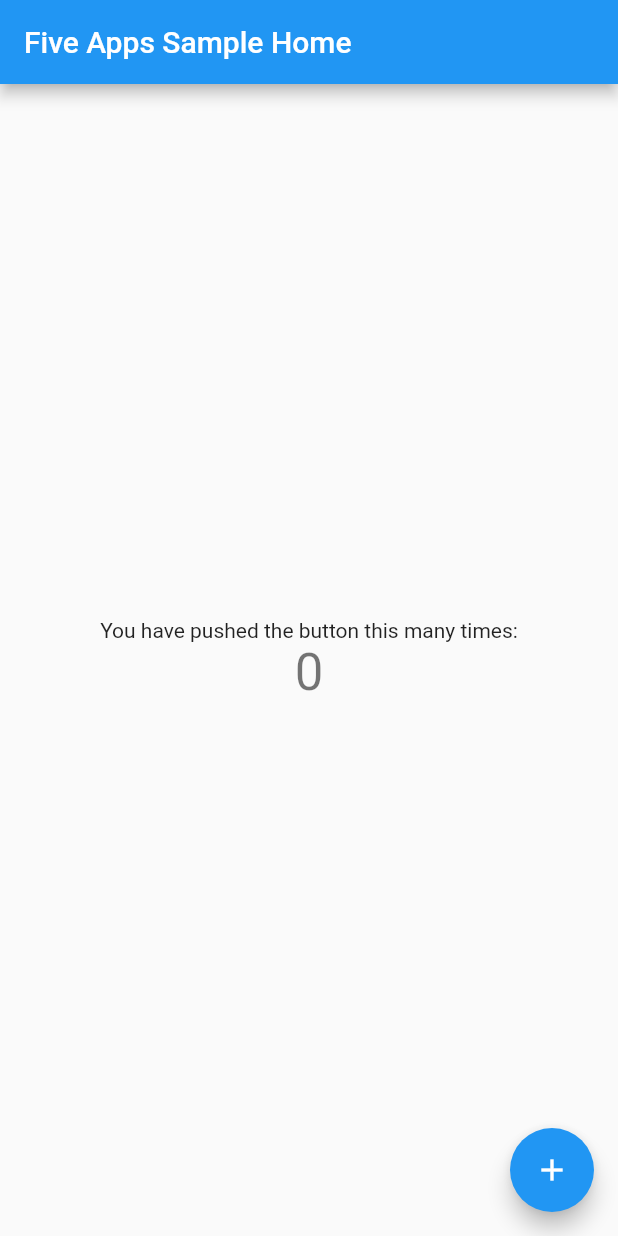
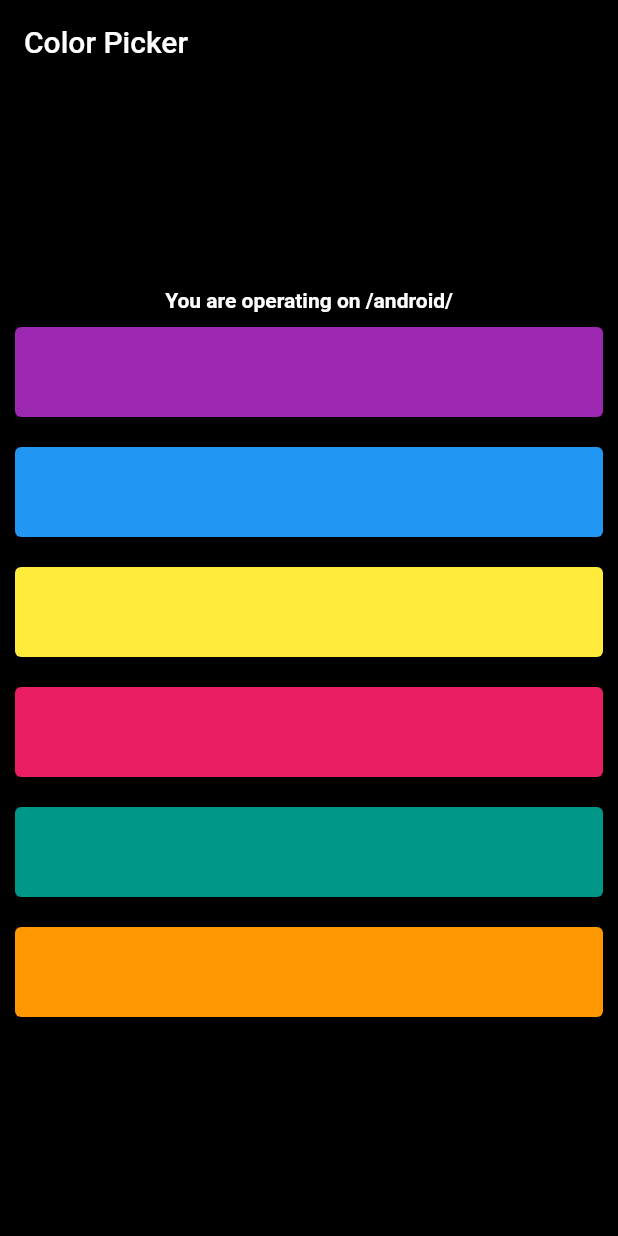
Before and after one commit to FrancaTM/flutter_five_apps_sample, a Flutter app: the screen it shows after launch, on a phone screen of 412 x 824 dp. Run offline on Flutter 3.47's test engine with Material 2 defaults, Android fonts, the light colour scheme and no system bars; our stand-ins replace shared_preferences.

Commit message:
replicate app's base code (sharedPreferences)

```diff
--- a/lib/main.dart
+++ b/lib/main.dart
@@ -1,28 +1,19 @@
 import 'package:flutter/material.dart';
+import 'package:shared_preferences/shared_preferences.dart';
 
 void main() {
   runApp(MyApp());
 }
 
 class MyApp extends StatelessWidget {
-  // This widget is the root of your application.
   @override
   Widget build(BuildContext context) {
     return MaterialApp(
       title: 'Five Apps Sample',
       theme: ThemeData(
-        // This is the theme of your application.
-        //
-        // Try running your application with "flutter run". You'll see the
-        // application has a blue toolbar. Then, without quitting the app, try
-        // changing the primarySwatch below to Colors.green and then invoke
-        // "hot reload" (press "r" in the console where you ran "flutter run",
-        // or simply save your changes to "hot reload" in a Flutter IDE).
-        // Notice that the counter didn't reset back to zero; the application
-        // is not restarted.
         primarySwatch: Colors.blue,
       ),
-      home: MyHomePage(title: 'Five Apps Sample Home'),
+      home: MyHomePage(title: 'Color Picker'),
     );
   }
 }
@@ -46,68 +37,81 @@ class MyHomePage extends StatefulWidget {
 }
 
 class _MyHomePageState extends State<MyHomePage> {
-  int _counter = 0;
+  // int _counter = 0;
+  final Map<String, Color> colors = {
+    'purple': Colors.purple,
+    'blue': Colors.blue,
+    'yellow': Colors.yellow,
+    'pink': Colors.pink,
+    'teal': Colors.teal,
+    'orange': Colors.orange
+  };
 
-  void _incrementCounter() {
+  Color? selectedColor;
+
+  @override
+  void initState() {
+    super.initState();
+    _getStoredColor();
+  }
+
+  void _getStoredColor() async {
+    SharedPreferences prefs = await SharedPreferences.getInstance();
+    String? colorName = prefs.getString('color');
+
     setState(() {
-      // This call to setState tells the Flutter framework that something has
-      // changed in this State, which causes it to rerun the build method below
-      // so that the display can reflect the updated values. If we changed
-      // _counter without calling setState(), then the build method would not be
-      // called again, and so nothing would appear to happen.
-      _counter++;
+      selectedColor = colors[colorName];
+    });
+  }
+
+  void _setColor(String colorName, Color color) async {
+    SharedPreferences prefs = await SharedPreferences.getInstance();
+    await prefs.setString('color', colorName);
+
+    setState(() {
+      selectedColor = color;
     });
   }
 
   @override
   Widget build(BuildContext context) {
-    // This method is rerun every time setState is called, for instance as done
-    // by the _incrementCounter method above.
-    //
-    // The Flutter framework has been optimized to make rerunning build methods
-    // fast, so that you can just rebuild anything that needs updating rather
-    // than having to individually change instances of widgets.
     return Scaffold(
       appBar: AppBar(
         // Here we take the value from the MyHomePage object that was created by
         // the App.build method, and use it to set our appbar title.
         title: Text(widget.title),
+        backgroundColor: selectedColor ?? Colors.black,
       ),
       body: Center(
-        // Center is a layout widget. It takes a single child and positions it
-        // in the middle of the parent.
         child: Column(
-          // Column is also a layout widget. It takes a list of children and
-          // arranges them vertically. By default, it sizes itself to fit its
-          // children horizontally, and tries to be as tall as its parent.
-          //
-          // Invoke "debug painting" (press "p" in the console, choose the
-          // "Toggle Debug Paint" action from the Flutter Inspector in Android
-          // Studio, or the "Toggle Debug Paint" command in Visual Studio Code)
-          // to see the wireframe for each widget.
-          //
-          // Column has various properties to control how it sizes itself and
-          // how it positions its children. Here we use mainAxisAlignment to
-          // center the children vertically; the main axis here is the vertical
-          // axis because Columns are vertical (the cross axis would be
-          // horizontal).
           mainAxisAlignment: MainAxisAlignment.center,
+          crossAxisAlignment: CrossAxisAlignment.stretch,
           children: <Widget>[
-            Text(
-              'You have pushed the button this many times:',
+            Center(
+              child: Text(
+                'You are operating on /android/',
+                style: const TextStyle(
+                  color: Colors.white,
+                  fontWeight: FontWeight.bold,
+                ),
+              ),
             ),
-            Text(
-              '$_counter',
-              style: Theme.of(context).textTheme.headline4,
-            ),
+            for (var entry in colors.entries)
+              Container(
+                margin: EdgeInsets.all(10),
+                child: ElevatedButton(
+                  style: ElevatedButton.styleFrom(
+                    primary: entry.value,
+                    minimumSize: Size(300, 60),
+                  ),
+                  child: Text(''),
+                  onPressed: () => _setColor(entry.key, entry.value),
+                ),
+              ),
           ],
         ),
       ),
-      floatingActionButton: FloatingActionButton(
-        onPressed: _incrementCounter,
-        tooltip: 'Increment',
-        child: Icon(Icons.add),
-      ), // This trailing comma makes auto-formatting nicer for build methods.
+      backgroundColor: Colors.black,
     );
   }
 }
```
Also changed, not shown: 3 other files.
